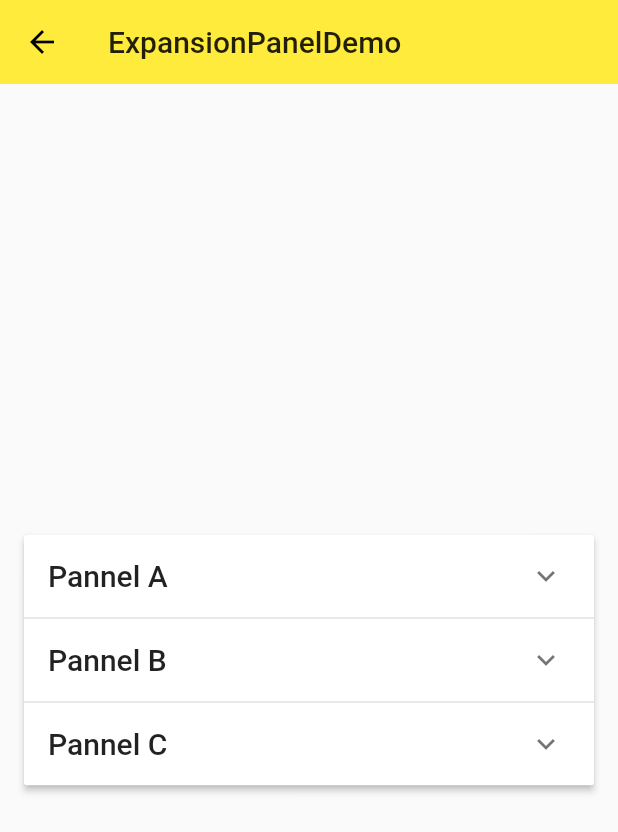
After one commit to 2402zmybie/hr_flutter, a Flutter app: the screen it shows after launch, after a tap on "ExpansionPanelDemo", on a phone screen of 412 x 824 dp. The commit adds this screen. Shown: the top 832 px of the screen. Run offline on Flutter 3.47's test engine with Material 2 defaults, Android fonts, the phone set to English and light mode, and no system bars.

Commit message:
bottomsheet, expansionpannel,snackbar

```diff
--- /dev/null
+++ b/lib/demo/expansion_panel_demo.dart
@@ -0,0 +1,100 @@
+import 'package:flutter/material.dart';
+
+class ExpansionPanelDemo extends StatefulWidget {
+  @override
+  _ExpansionPanelDemoState createState() => _ExpansionPanelDemoState();
+}
+
+class _ExpansionPanelDemoState extends State<ExpansionPanelDemo> {
+
+  List<ExpansionPanelItem> _expansionPanelItems;
+
+  @override
+  void initState() {
+    super.initState();
+    _expansionPanelItems = [
+      ExpansionPanelItem(
+        headerText: 'Pannel A',
+        body: Container(
+          padding: EdgeInsets.all(16),
+          width: double.infinity,
+          child: Text('Content for Panel A,'),
+        ),
+        isExpanded: false
+      ),
+      ExpansionPanelItem(
+          headerText: 'Pannel B',
+          body: Container(
+            padding: EdgeInsets.all(16),
+            width: double.infinity,
+            child: Text('Content for Panel B,'),
+          ),
+          isExpanded: false
+      ),
+      ExpansionPanelItem(
+          headerText: 'Pannel C',
+          body: Container(
+            padding: EdgeInsets.all(16),
+            width: double.infinity,
+            child: Text('Content for Panel C,'),
+          ),
+          isExpanded: false
+      )
+    ];
+  }
+
+  @override
+  Widget build(BuildContext context) {
+    return Scaffold(
+      appBar: AppBar(
+        title: Text('ExpansionPanelDemo'),
+        elevation: 0,
+      ),
+      body: Container(
+        padding: EdgeInsets.all(16),
+        child: Column(
+          mainAxisAlignment: MainAxisAlignment.center,
+          children: <Widget>[
+            Column(
+              mainAxisAlignment: MainAxisAlignment.center,
+              children: <Widget>[
+                ExpansionPanelList(
+                  expansionCallback: (int panelIndex, bool isExpanded) {
+                    setState(() {
+                      _expansionPanelItems[panelIndex].isExpanded = !isExpanded;
+                    });
+                  },
+                  children: _expansionPanelItems.map(
+                      (ExpansionPanelItem item) {
+                        return ExpansionPanel(
+                          isExpanded: item.isExpanded,
+                          body: item.body,
+                          headerBuilder:(BuildContext context, bool isExpanded) {
+                            return Container(
+                              padding: EdgeInsets.all(16),
+                              child: Text(
+                                item.headerText,
+                                style: Theme.of(context).textTheme.title,
+                              ),
+                            );
+                          }
+                        );
+                      }
+                  ).toList(),
+                )
+              ],
+            )
+          ],
+        ),
+      ),
+    );
+  }
+}
+
+
+class ExpansionPanelItem{
+  final String headerText;
+  final Widget body;
+  bool isExpanded;
+  ExpansionPanelItem({this.headerText, this.body, this.isExpanded});
+}
--- a/lib/demo/material_components.dart
+++ b/lib/demo/material_components.dart
@@ -11,6 +11,8 @@ import 'datetime_demo.dart';
 import 'simpledialog_demo.dart';
 import 'alertdialog_demo.dart';
 import 'bottomsheet_demo.dart';
+import 'snack_bar_demo.dart';
+import 'expansion_panel_demo.dart';
 
 class MaterialComponents extends StatelessWidget {
   @override
@@ -22,6 +24,14 @@ class MaterialComponents extends StatelessWidget {
       ),
       body: ListView(
         children: <Widget>[
+          ListItem(
+            title: 'ExpansionPanelDemo',
+            page: ExpansionPanelDemo(),
+          ),
+          ListItem(
+            title: 'SnackBarDemo',
+            page: SnackBarDemo(),
+          ),
           ListItem(
             title: 'BottomSheet',
             page: BottomSheetDemo(),
```
Also changed, not shown: lib/demo/bottomsheet_demo.dart (+49 -2 lines), lib/demo/snack_bar_demo.dart (added, +53 -0 lines).
